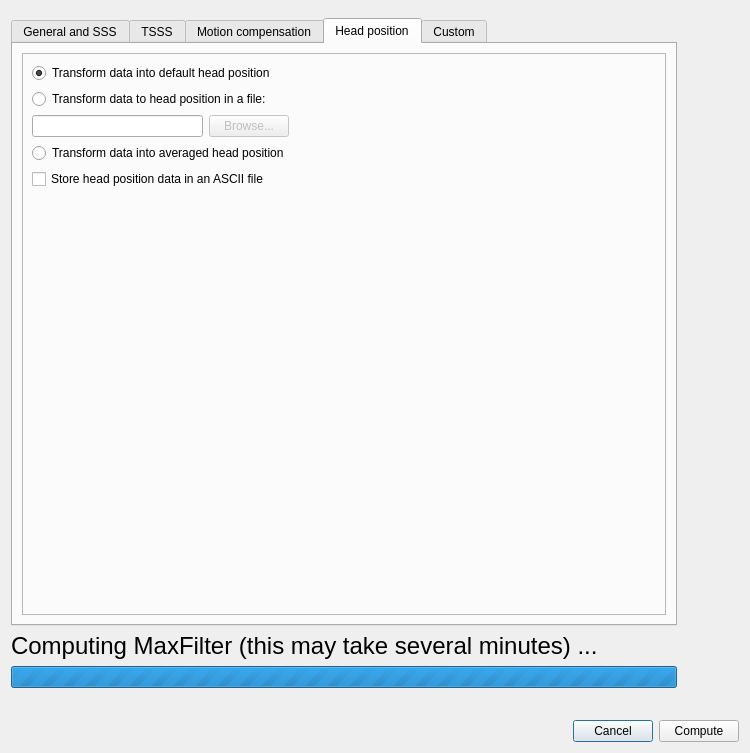
This is hoksotin/ui/qt4Designer/maxFilterDialogNew.ui in cibr-jyu/meggie as Qt 5 draws it before an edit. The edited form follows.
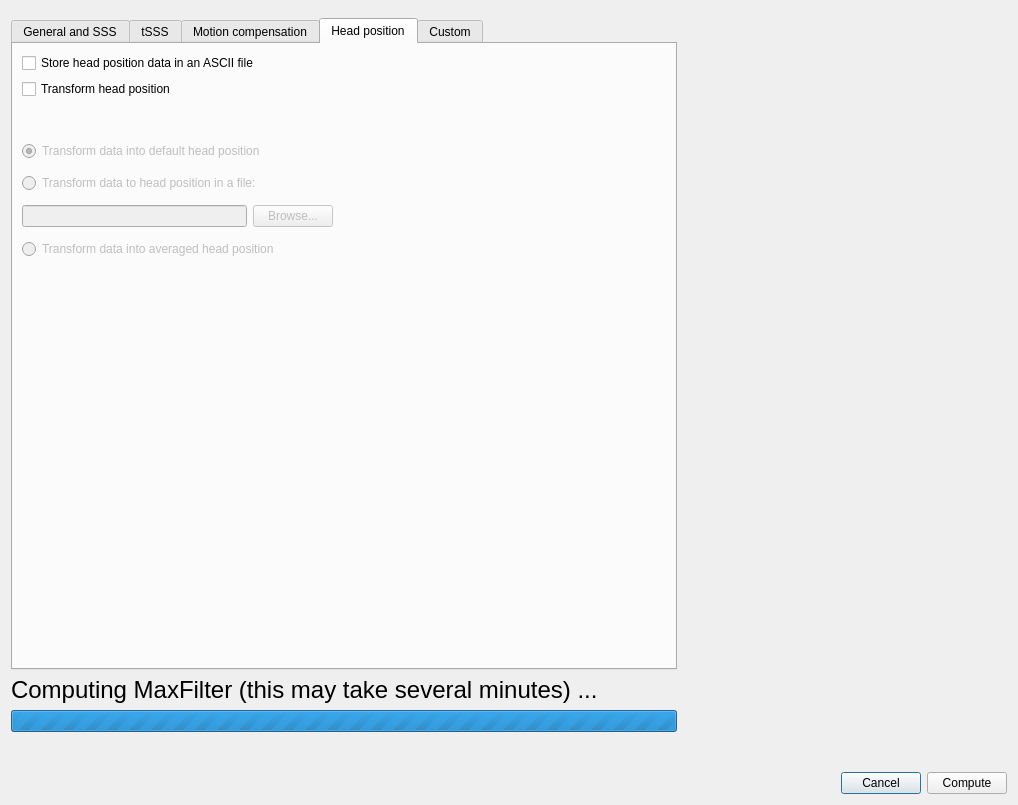
This is the edited form. The open tabs and pages were chosen to show the change.

What changed in the file:
```diff
--- a/hoksotin/ui/qt4Designer/maxFilterDialogNew.ui
+++ b/hoksotin/ui/qt4Designer/maxFilterDialogNew.ui
@@ -6,8 +6,8 @@
    <rect>
     <x>0</x>
     <y>0</y>
-    <width>750</width>
-    <height>753</height>
+    <width>1018</width>
+    <height>805</height>
    </rect>
   </property>
   <property name="windowTitle">
@@ -58,8 +58,8 @@
        <rect>
         <x>0</x>
         <y>0</y>
-        <width>732</width>
-        <height>701</height>
+        <width>1000</width>
+        <height>748</height>
        </rect>
       </property>
       <property name="minimumSize">
@@ -74,7 +74,7 @@
          <x>0</x>
          <y>7</y>
          <width>666</width>
-         <height>670</height>
+         <height>714</height>
         </rect>
        </property>
        <layout class="QVBoxLayout" name="verticalLayout_2">
@@ -491,7 +491,7 @@
           </widget>
           <widget class="QWidget" name="tabTSSS">
            <attribute name="title">
-            <string>TSSS</string>
+            <string>tSSS</string>
            </attribute>
            <widget class="QCheckBox" name="checkBoxtSSS">
             <property name="enabled">
@@ -664,29 +664,40 @@
            </attribute>
            <layout class="QGridLayout" name="gridLayout_10">
             <item row="0" column="0">
-             <widget class="QFrame" name="frame_2">
-              <property name="enabled">
-               <bool>true</bool>
-              </property>
-              <property name="layoutDirection">
-               <enum>Qt::LeftToRight</enum>
-              </property>
-              <property name="frameShape">
-               <enum>QFrame::StyledPanel</enum>
-              </property>
-              <property name="frameShadow">
-               <enum>QFrame::Raised</enum>
-              </property>
-              <layout class="QFormLayout" name="formLayout_3">
-               <property name="fieldGrowthPolicy">
-                <enum>QFormLayout::AllNonFixedFieldsGrow</enum>
-               </property>
-               <item row="0" column="0">
                 <layout class="QVBoxLayout" name="verticalLayout">
                  <item>
+               <widget class="QCheckBox" name="checkBoxStorePosition">
+                <property name="text">
+                 <string>Store head position data in an ASCII file</string>
+                </property>
+               </widget>
+              </item>
+              <item>
+               <widget class="QCheckBox" name="checkBoxTransform">
+                <property name="text">
+                 <string>Transform head position</string>
+                </property>
+               </widget>
+              </item>
+              <item>
+               <widget class="QWidget" name="widget" native="true">
+                <property name="enabled">
+                 <bool>false</bool>
+                </property>
+                <widget class="QWidget" name="">
+                 <property name="geometry">
+                  <rect>
+                   <x>0</x>
+                   <y>30</y>
+                   <width>311</width>
+                   <height>131</height>
+                  </rect>
+                 </property>
+                 <layout class="QVBoxLayout" name="verticalLayout_4">
+                  <item>
                   <widget class="QRadioButton" name="radioButtonPositionDefault">
                    <property name="enabled">
-                    <bool>true</bool>
+                     <bool>false</bool>
                    </property>
                    <property name="text">
                     <string>Transform data into default head position</string>
@@ -698,6 +709,9 @@
                  </item>
                  <item>
                   <widget class="QRadioButton" name="radioButtonPositionFile">
+                    <property name="enabled">
+                     <bool>false</bool>
+                    </property>
                    <property name="text">
                     <string>Transform data to head position in a file:</string>
                    </property>
@@ -708,7 +722,7 @@
                    <item>
                     <widget class="QLineEdit" name="lineEditFile">
                      <property name="enabled">
-                      <bool>true</bool>
+                       <bool>false</bool>
                      </property>
                      <property name="inputMask">
                       <string/>
@@ -735,16 +749,10 @@
                   </widget>
                  </item>
                 </layout>
-               </item>
-               <item row="1" column="0">
-                <widget class="QCheckBox" name="checkBoxStorePosition">
-                 <property name="text">
-                  <string>Store head position data in an ASCII file</string>
-                 </property>
+                </widget>
                 </widget>
                </item>
               </layout>
-             </widget>
             </item>
            </layout>
           </widget>
```
Left out of the diff: 29 changed lines with no effect on the pictures. Lines whose indentation alone changed are shown as unchanged.
